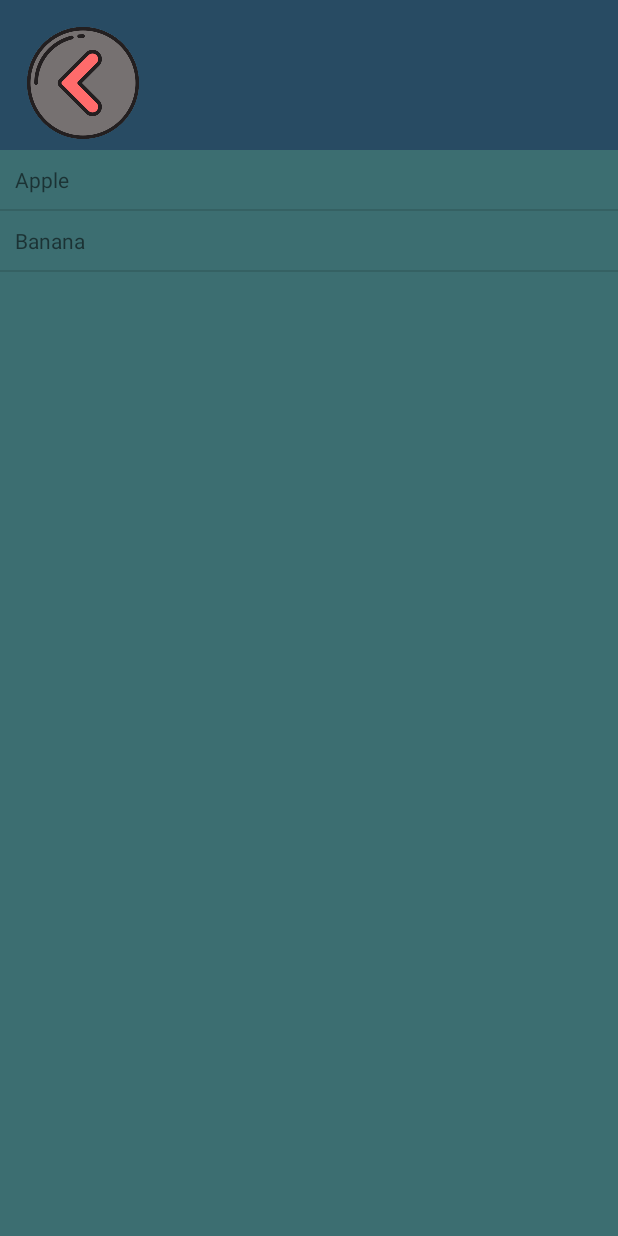
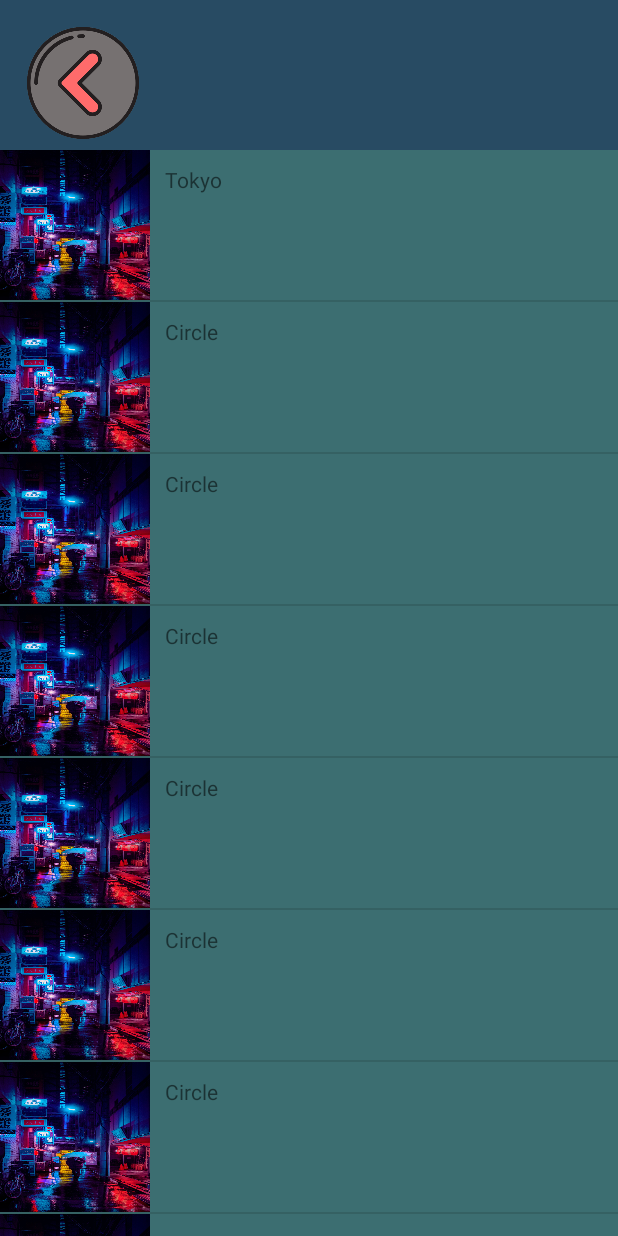
Before and after one commit to estesiee/Pinder_project_E4, an Android app: the screen it shows after launch (Gallery), on a phone screen of 412 x 824 dp. Run offline under Robolectric (Android 15) with nearby library versions, the phone set to English and light mode, and no system bars; our stand-ins replace navigation-ui.

Commit message:
recycled view image + text

```diff
--- a/app/src/main/java/com/example/pinder_project_e4/Gallery.java
+++ b/app/src/main/java/com/example/pinder_project_e4/Gallery.java
@@ -25,8 +25,19 @@ public class Gallery extends AppCompatActivity {
 
     void initData() {
         data = new ArrayList<>();
-        data.add("Apple");
-        data.add("Banana");
+        data.add("Tokyo");
+        data.add("Circle");
+        data.add("Circle");
+        data.add("Circle");
+        data.add("Circle");
+        data.add("Circle");
+        data.add("Circle");
+        data.add("Circle");
+        data.add("Circle");
+        data.add("Circle");
+        data.add("Circle");
+        data.add("Circle");
+
     }
 
     private AppBarConfiguration appBarConfiguration;
--- a/app/src/main/res/layout/rv_list_item.xml
+++ b/app/src/main/res/layout/rv_list_item.xml
@@ -1,13 +1,27 @@
 <?xml version="1.0" encoding="utf-8"?>
 <LinearLayout xmlns:android="http://schemas.android.com/apk/res/android"
-              android:layout_width="match_parent"
-              android:layout_height="wrap_content"
-              android:orientation="vertical">
+    xmlns:app="http://schemas.android.com/apk/res-auto"
+    android:layout_width="match_parent"
+    android:layout_height="wrap_content">
+
+    <ImageView
+        android:id="@+id/wallpaper"
+        android:layout_width="100dp"
+        android:layout_height="100dp"
+        android:layout_alignParentStart="true"
+        android:layout_alignParentTop="true"
+        android:layout_alignParentEnd="true"
+        android:layout_alignParentBottom="true"
+        android:layout_marginStart="0dp"
+        android:layout_marginTop="0dp"
+        android:scaleType="fitXY"
+        app:srcCompat="@drawable/tokyowallpaper" />
 
     <TextView
         android:id="@+id/txt"
-        android:padding="10dp"
-        android:layout_width="match_parent"
-        android:layout_height="wrap_content"/>
+        android:layout_width="250dp"
+        android:layout_height="100dp"
+        android:layout_marginStart="0dp"
+        android:padding="10dp" />
 
 </LinearLayout>
```
